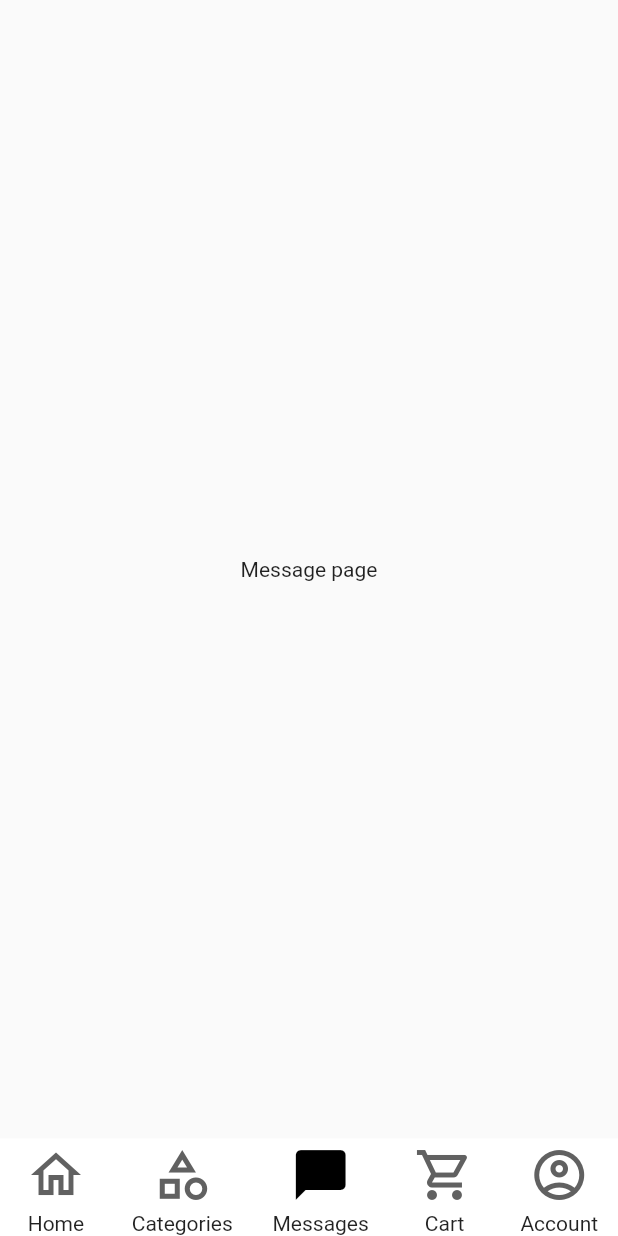
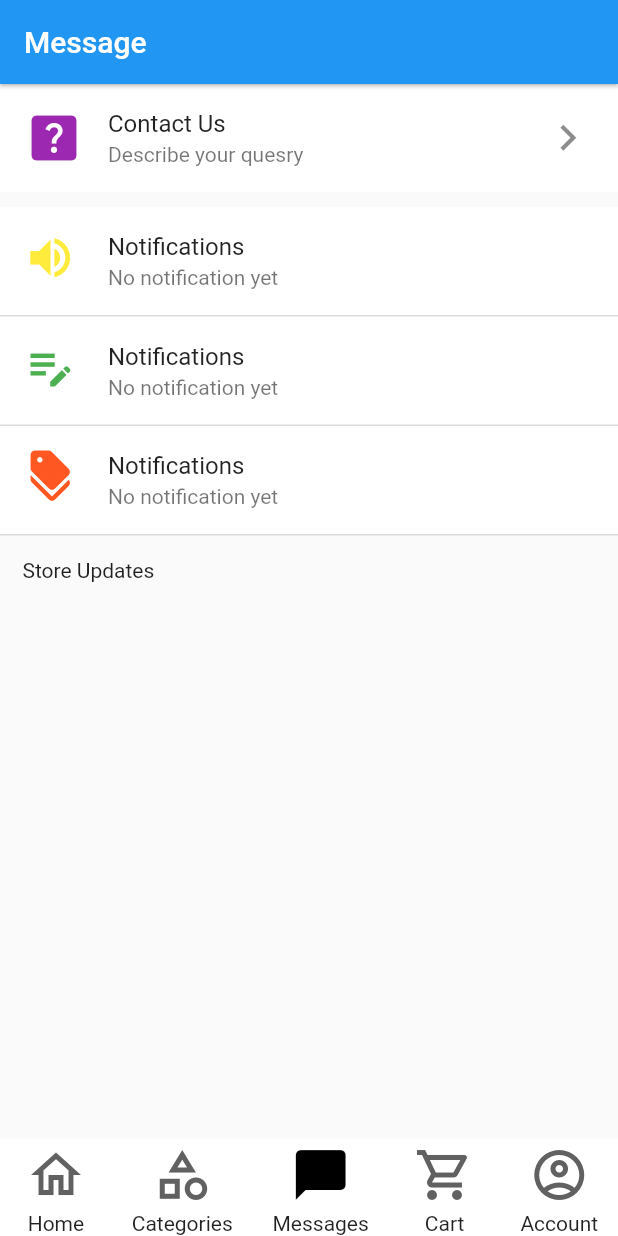
Before and after one commit to ruiyotabby/commerce_app, a Flutter app: the screen it shows after launch, item 3 of the bottom bar chosen, on a phone screen of 412 x 824 dp. Run offline on Flutter 3.47's test engine with Material 2 defaults, Android fonts, the phone set to English and light mode, and no system bars.

Commit message:
.
Signed-off-by: Ruiyot Abby <ruiyotabby@gmail.com>

```diff
--- a/lib/app.dart
+++ b/lib/app.dart
@@ -1,4 +1,4 @@
-import 'package:commerce_app/home.dart';
+import 'package:commerce_app/pages/home.dart';
 import 'package:flutter/material.dart';
 
 class CommerceApp extends StatelessWidget {
--- a/lib/main.dart
+++ b/lib/main.dart
@@ -2,6 +2,4 @@ import 'package:flutter/material.dart';
 
 import 'app.dart';
 
-void main() => runApp(const CommerceApp(
-
-));
+void main() => runApp(const CommerceApp());
--- a/lib/message.dart
+++ /dev/null
@@ -1,12 +0,0 @@
-import 'package:flutter/material.dart';
-
-class MessagePage extends StatelessWidget {
-  const MessagePage({Key? key}) : super(key: key);
-
-  @override
-  Widget build(BuildContext context) {
-    return const Center(
-      child: Text('Message page'),
-    );
-  }
-}
--- a/lib/cart.dart
+++ b/lib/pages/cart.dart
@@ -6,7 +6,7 @@ class CartPage extends StatelessWidget {
   @override
   Widget build(BuildContext context) {
     return const Center(
-      child: Text('Cart page'),
+      child: Text('Nothing to show here'),
     );
   }
 }
--- /dev/null
+++ b/lib/pages/message.dart
@@ -0,0 +1,101 @@
+import 'package:commerce_app/pages/category.dart';
+import 'package:flutter/material.dart';
+
+class MessagePage extends StatelessWidget {
+  const MessagePage({Key? key}) : super(key: key);
+
+  @override
+  Widget build(BuildContext context) {
+    return Scaffold(
+      appBar: AppBar(
+        elevation: 1,
+        title: const Text('Message'),
+        actions: [
+          TextButton(
+            onPressed: () {},
+            child: Row(children: const [
+              Icon(Icons.help_outline),
+              Text('FAQ'),
+            ]),
+          ),
+        ],
+      ),
+      body: ListView(
+        children: [
+          Column(
+            children: [
+              ListTile(
+                tileColor: Colors.white,
+                leading:
+                    Icon(Icons.help_center, size: 40, color: Colors.purple),
+                title: Text('Contact Us'),
+                subtitle: Text('Describe your quesry'),
+                trailing: Icon(Icons.navigate_next, size: 35),
+                onTap: () {},
+              ),
+              Padding(
+                padding: const EdgeInsets.only(top: 10, bottom: 10),
+                child: Column(
+                  children: [
+                    Column(
+                      children: [
+                        MessageTiles(),
+                        Row(
+                          children: const [
+                            Padding(
+                              padding: EdgeInsets.all(15),
+                              child: Text('Store Updates'),
+                            ),
+                          ],
+                        )
+                      ],
+                    ),
+                  ],
+                ),
+              )
+            ],
+          ),
+        ],
+      ),
+    );
+  }
+}
+
+class MessageTiles extends StatelessWidget {
+  const MessageTiles({
+    Key? key,
+  }) : super(key: key);
+
+  @override
+  Widget build(BuildContext context) {
+    return Column(
+      children: [
+        _tiles('1', Icons.volume_up, Colors.yellow, 'Notifications',
+            'No notification yet'),
+        _tiles('2', Icons.edit_note, Colors.green, 'Notifications',
+            'No notification yet'),
+        _tiles('3', Icons.discount, Colors.deepOrange, 'Notifications',
+            'No notification yet'),
+      ],
+    );
+  }
+
+  Widget _tiles(
+      String key, IconData icon, Color color, String title, String subtitle) {
+    return Column(
+      children: [
+        ListTile(
+          //put keys on each tile for the on tap function.
+          //Use the key to determine which tile was clicked and which page to open using a function
+          key: Key(key),
+          tileColor: Colors.white,
+          leading: Icon(icon, size: 35, color: color),
+          title: Text(title),
+          subtitle: Text(subtitle),
+          onTap: () {},
+        ),
+        const Divider(thickness: 1, height: 1),
+      ],
+    );
+  }
+}
--- a/pubspec.yaml
+++ b/pubspec.yaml
@@ -59,7 +59,7 @@ flutter:
 
   # To add assets to your application, add an assets section, like this:
   assets:
-    - assets/images
+    - assets/images/
 
   # An image asset can refer to one or more resolution-specific "variants", see
   # https://flutter.dev/assets-and-images/#resolution-aware
```
Also changed, not shown: lib/pages/category.dart (renamed from lib/category.dart, +28 -26 lines), lib/pages/home.dart (renamed from lib/home.dart, +12 -14 lines), lib/widgets/cards.dart (+25 -33 lines), lib/pages/account.dart (renamed from lib/account.dart), lib/pages/login.dart (added).
